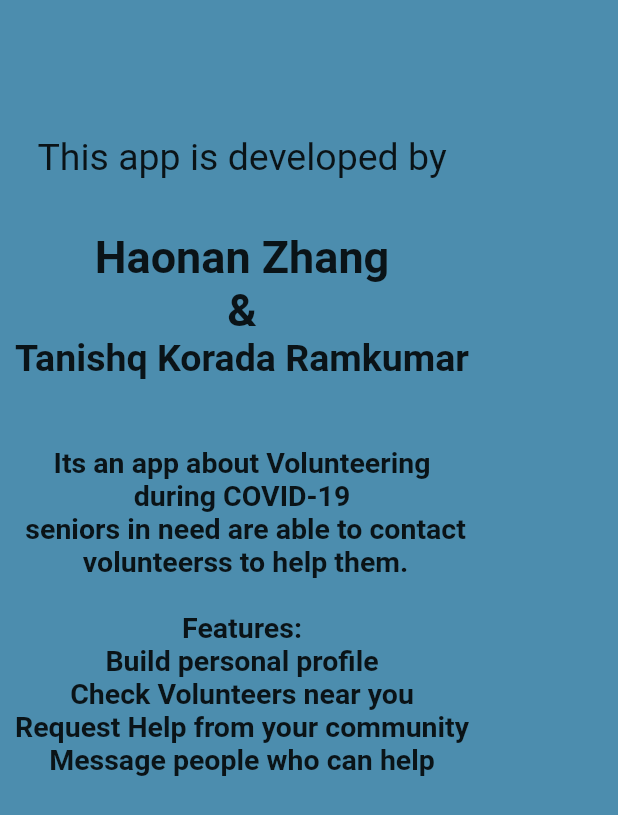
After one commit to LilTerryZ/covid_helper, a Flutter app: the About screen opened directly with sample values from the repository, on a phone screen of 412 x 824 dp. The commit adds this screen. Shown: the top 815 px of the screen. Run offline on Flutter 3.47's test engine with Material 2 defaults, Android fonts, the phone set to English and light mode, and no system bars; our stand-ins replace cloud_firestore, firebase_auth, google_maps_flutter, location, shared_preferences; accounts and stored records are empty; Roboto replaces fonts that are missing (OverpassRegular).

Commit message:
All Done

```diff
--- a/lib/services/authenticate.dart
+++ b/lib/services/authenticate.dart
@@ -19,9 +19,9 @@ class _AuthenticateState extends State<Authenticate> {
   @override
   Widget build(BuildContext context) {
     if (showSignIn) {
-      return SignIn(toggleView);
+      return SignIn();
     } else {
-      return SignUp(toggleView);
+      return SignUp();
     }
   }
 }
--- a/lib/services/navi.dart
+++ b/lib/services/navi.dart
@@ -3,6 +3,7 @@ import 'package:flutter/rendering.dart';
 import 'package:covid_helper/views/request.dart';
 import 'package:covid_helper/views/chat.dart';
 import 'package:covid_helper/views/volunmap.dart';
+import 'package:covid_helper/views/about.dart';
 
 class Destination {
   const Destination(this.index, this.title, this.icon, this.color);
@@ -16,7 +17,7 @@ const List<Destination> allDestinations = <Destination>[
   Destination(0, 'Request', Icons.help, Colors.cyan),
   Destination(1, 'Chat', Icons.chat, Colors.lightBlue),
   Destination(2, 'Map', Icons.map, Colors.blue),
-  Destination(3, 'Settings', Icons.settings, Colors.indigo)
+  Destination(3, 'About us', Icons.integration_instructions, Colors.indigo)
 ];
 
 class ViewNavigatorObserver extends NavigatorObserver {
@@ -129,6 +130,7 @@ class Destination4View extends StatefulWidget {
 }
 
 class _Destination4ViewState extends State<Destination4View> {
+
   @override
   Widget build(BuildContext context) {
     return Navigator(
@@ -139,7 +141,7 @@ class _Destination4ViewState extends State<Destination4View> {
         return MaterialPageRoute(
           settings: settings,
           builder: (BuildContext context) {
-            return VolunMap(destination: widget.destination);
+            return About(destination:widget.destination);
           },
         );
       },
@@ -197,7 +199,7 @@ class _NaviState extends State<Navi> with TickerProviderStateMixin<Navi> {
     return false;
   }
 
-  TValue case2<TOptionType, TValue>(
+  TValue page_index<TOptionType, TValue>(
       TOptionType selectedOption,
       Map<TOptionType, TValue> branches, [
         TValue defaultValue = null,
@@ -223,7 +225,7 @@ class _NaviState extends State<Navi> with TickerProviderStateMixin<Navi> {
                 child: KeyedSubtree(
                   key: _destinationKeys[destination.index],
 
-                    child: case2(_currentIndex,
+                    child:page_index(_currentIndex,
                         {
                           1: Destination2View(
                              destination: destination,
@@ -286,4 +288,5 @@ class _NaviState extends State<Navi> with TickerProviderStateMixin<Navi> {
       ),
     );
   }
+
 }
--- /dev/null
+++ b/lib/views/about.dart
@@ -0,0 +1,84 @@
+import 'dart:io';
+import 'package:covid_helper/services/constants.dart';
+import 'package:flutter/material.dart';
+import 'package:covid_helper/views/signin.dart';
+import 'package:covid_helper/services/navi.dart';
+import 'dart:async';
+import 'package:flutter/material.dart';
+import 'package:google_maps_flutter/google_maps_flutter.dart';
+import 'package:covid_helper/services/helpfunctions.dart';
+//import 'package:covid_helper/helper/theme.dart';
+import 'package:covid_helper/services/auth.dart';
+import 'package:covid_helper/services/database.dart';
+import 'package:covid_helper/views/signin.dart';
+import 'package:covid_helper/services/widget.dart';
+
+class About extends StatefulWidget {
+  const About({ Key key, this.destination }) : super(key: key);
+  final Destination destination;
+
+  @override
+  _AboutState createState() => _AboutState();
+}
+
+class _AboutState extends State<About> {
+  @override
+  Widget build(BuildContext context) {
+    return new Scaffold(
+        body: Padding(
+          padding: const EdgeInsets.all(10.0),
+          child: Container(
+          child: Column(
+            mainAxisSize: MainAxisSize.min,
+              children: [
+                SizedBox(
+                  height: 80,
+                ),
+                Text(
+                  'This app is developed by ',
+                  textAlign: TextAlign.center,
+                  overflow: TextOverflow.ellipsis,
+                  style: TextStyle(fontSize: 25.0,fontWeight: FontWeight.normal),
+                ),
+                Text(
+                    '\nHaonan Zhang',
+                    textAlign: TextAlign.center,
+                    overflow: TextOverflow.ellipsis,
+                    style: TextStyle(fontSize: 30.0,fontWeight: FontWeight.bold),
+
+                ),
+                Text(
+                  '& ',
+                  textAlign: TextAlign.center,
+                  overflow: TextOverflow.ellipsis,
+                  style: TextStyle(fontSize: 30.0,fontWeight: FontWeight.bold),
+
+                ),
+                Text(
+                  'Tanishq Korada Ramkumar',
+                  textAlign: TextAlign.center,
+                  overflow: TextOverflow.ellipsis,
+                  style: TextStyle(fontSize: 25.0,fontWeight: FontWeight.bold),
+                ),
+                Text(
+                  '\n\nIts an app about Volunteering '
+                      '\nduring COVID-19'
+                      '\n seniors in need are able to contact'
+                      '\n volunteerss to help them.'
+                      '\n\nFeatures:'
+                      '\nBuild personal profile'
+                      '\nCheck Volunteers near you'
+                      '\nRequest Help from your community'
+                      '\nMessage people who can help',
+                  textAlign: TextAlign.center,
+                  overflow: TextOverflow.ellipsis,
+                  style: TextStyle(fontSize: 19.0,fontWeight: FontWeight.bold),
+                ),
+
+          ],
+                ),
+          ),
+              ),
+          );
+  }
+}
```
Also changed, not shown: lib/views/settings.dart (deleted, +0 -25 lines), lib/views/signin.dart (+10 -3 lines), lib/views/signup.dart (+5 -4 lines).
